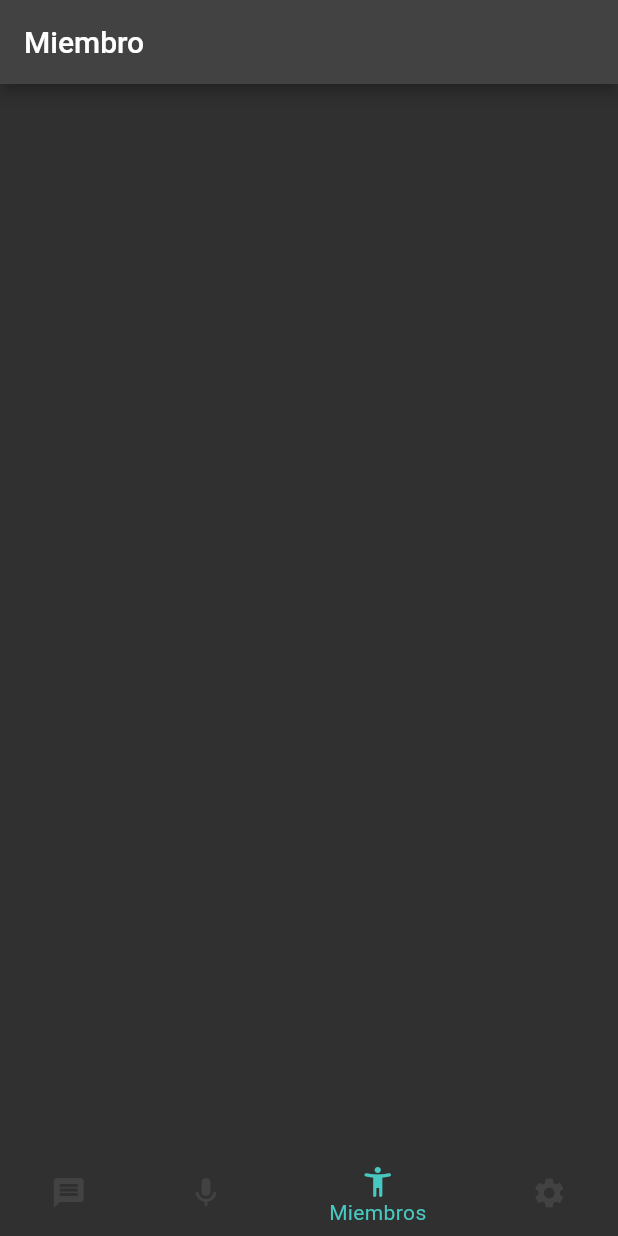
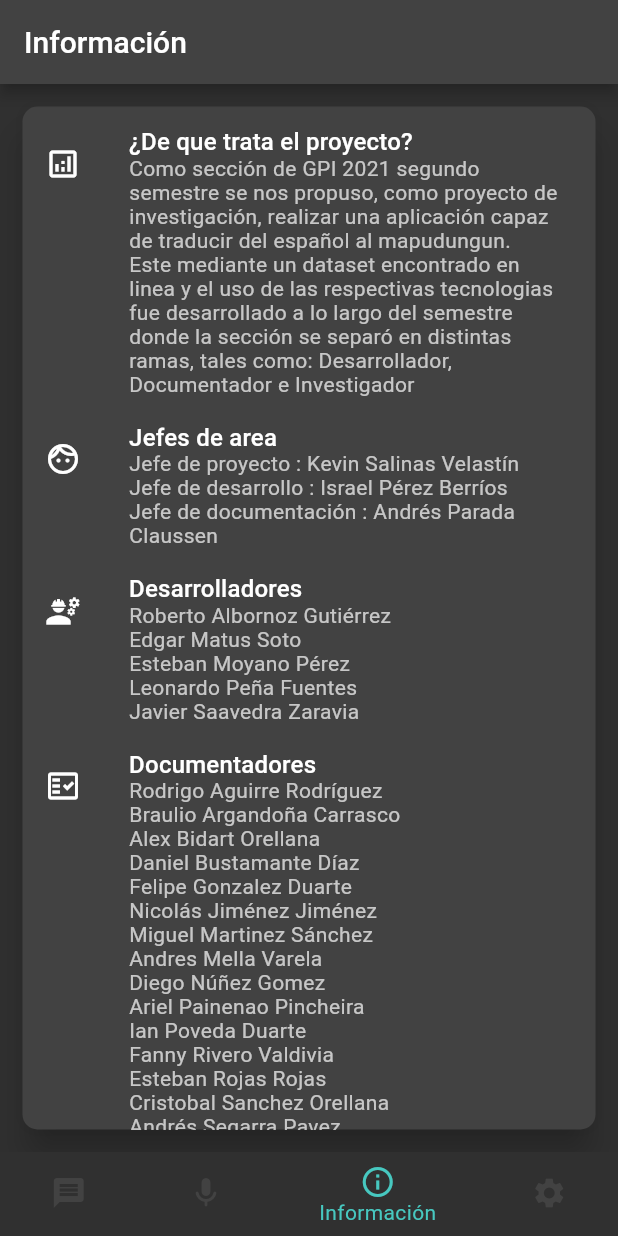
Before and after one commit to Motano/app-pi-gpi, a Flutter app: the screen it shows after launch, item 3 of the bottom bar chosen, on a phone screen of 412 x 824 dp. Run offline on Flutter 3.47's test engine with Material 2 defaults, Android fonts, the phone set to English and light mode, and no system bars; our stand-ins replace avatar_glow, bubble, flutter_tts, hive, hive_flutter, speech_to_text; accounts and stored records are empty.

Commit message:
InfoScreen

```diff
--- a/aplicacionpi/lib/screens/home.dart
+++ b/aplicacionpi/lib/screens/home.dart
@@ -37,7 +37,7 @@ class _HomeState extends State<Home> {
           BottomNavigationBarItem(
               icon: Icon(Icons.mic_rounded), label: 'AudioTraductor'),
           BottomNavigationBarItem(
-              icon: Icon(Icons.accessibility_new_rounded), label: 'Miembros'),
+              icon: Icon(Icons.info_outlined), label: 'Información'),
           BottomNavigationBarItem(
               icon: Icon(Icons.settings), label: 'Configuracion'),
         ],
--- a/aplicacionpi/lib/screens/member_screen.dart
+++ b/aplicacionpi/lib/screens/member_screen.dart
@@ -7,11 +7,47 @@ class MemberScreen extends StatefulWidget {
 
 class _MemberScreenState extends State<MemberScreen> {
   @override
+  bool isHover = false;
   Widget build(BuildContext context) {
     return Scaffold(
-      appBar: AppBar(
-        title: const Text('Miembro'),
-      ),
-    );
+        appBar: AppBar(
+          title: const Text('Información'),
+        ),
+        body: Card(
+          shape:
+              RoundedRectangleBorder(borderRadius: BorderRadius.circular(10)),
+          margin: EdgeInsets.all(15),
+          elevation: 10,
+          child: ListView(
+            children: <Widget>[
+              // Usamos ListTile para ordenar la información del card como titulo, subtitulo e icono
+              ListTile(
+                contentPadding: EdgeInsets.fromLTRB(15, 10, 25, 0),
+                title: Text('¿De que trata el proyecto?'),
+                subtitle: Text(
+                    'Como sección de GPI 2021 segundo semestre se nos propuso, como proyecto de investigación, realizar una aplicación capaz de traducir del español al mapudungun. Este mediante un dataset encontrado en linea y el uso de las respectivas tecnologias fue desarrollado a lo largo del semestre donde la sección se separó en distintas ramas, tales como: Desarrollador, Documentador e Investigador'),
+                leading: Icon(Icons.analytics_outlined),
+              ),
+              ListTile(
+                  contentPadding: EdgeInsets.fromLTRB(15, 10, 25, 0),
+                  title: Text('Jefes de area'),
+                  subtitle: Text(
+                      'Jefe de proyecto : Kevin Salinas Velastín\nJefe de desarrollo : Israel Pérez Berríos\nJefe de documentación : Andrés Parada Claussen'),
+                  leading: Icon(Icons.face_unlock_outlined)),
+              ListTile(
+                  contentPadding: EdgeInsets.fromLTRB(15, 10, 25, 0),
+                  title: Text('Desarrolladores'),
+                  subtitle: Text(
+                      'Roberto Albornoz Gutiérrez\nEdgar Matus Soto\nEsteban Moyano Pérez\nLeonardo Peña Fuentes\nJavier Saavedra Zaravia'),
+                  leading: Icon(Icons.engineering_sharp)),
+              ListTile(
+                  contentPadding: EdgeInsets.fromLTRB(15, 10, 25, 0),
+                  title: Text('Documentadores'),
+                  subtitle: Text(
+                      'Rodrigo Aguirre Rodríguez\nBraulio Argandoña Carrasco\nAlex Bidart Orellana\nDaniel Bustamante Díaz\nFelipe Gonzalez Duarte\nNicolás Jiménez Jiménez\nMiguel Martinez Sánchez\nAndres Mella Varela\nDiego Núñez Gomez\nAriel Painenao Pincheira\nIan Poveda Duarte\nFanny Rivero Valdivia\nEsteban Rojas Rojas\nCristobal Sanchez Orellana\nAndrés Segarra Pavez\nAlan Slazak Castro\nFabián Urriola Poisson\nCristobal Valenzuela Catalan'),
+                  leading: Icon(Icons.fact_check_outlined)),
+            ],
+          ),
+        ));
   }
 }
```
